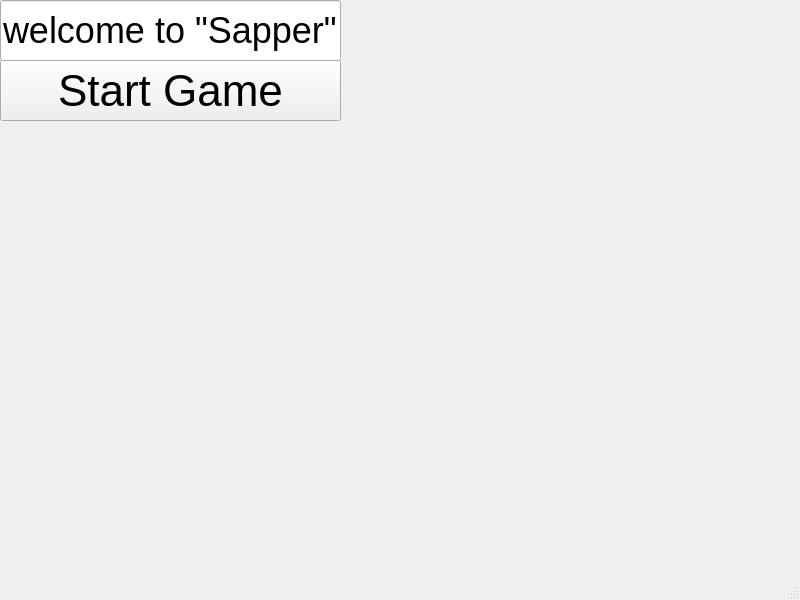
Qt form HubMenu/FrontEnd/MainWindow.ui (FrogCpp/SaperYandex) before a commit.
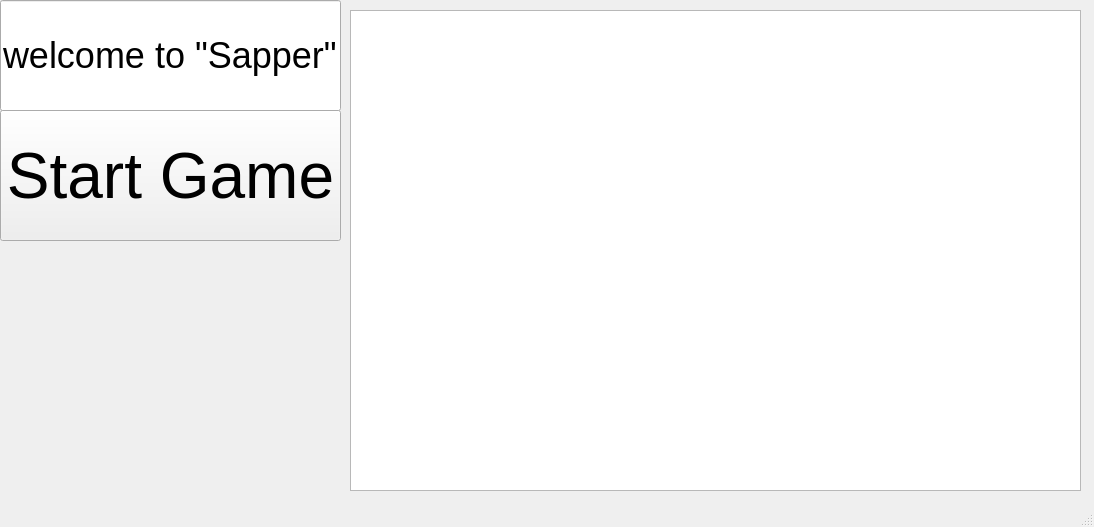
The same form after that commit.

The edit to the form file:
```diff
--- a/HubMenu/FrontEnd/MainWindow.ui
+++ b/HubMenu/FrontEnd/MainWindow.ui
@@ -6,8 +6,8 @@
    <rect>
     <x>0</x>
     <y>0</y>
-    <width>800</width>
-    <height>600</height>
+    <width>1094</width>
+    <height>527</height>
    </rect>
   </property>
   <property name="windowTitle">
@@ -20,7 +20,7 @@
       <x>0</x>
       <y>0</y>
       <width>341</width>
-      <height>61</height>
+      <height>111</height>
      </rect>
     </property>
     <property name="font">
@@ -36,20 +36,30 @@
     <property name="geometry">
      <rect>
       <x>0</x>
-      <y>60</y>
+      <y>110</y>
       <width>341</width>
-      <height>61</height>
+      <height>131</height>
      </rect>
     </property>
     <property name="font">
      <font>
-      <pointsize>33</pointsize>
+      <pointsize>48</pointsize>
      </font>
     </property>
     <property name="text">
      <string>Start Game</string>
     </property>
    </widget>
+   <widget class="QTableView" name="tableView">
+    <property name="geometry">
+     <rect>
+      <x>350</x>
+      <y>10</y>
+      <width>731</width>
+      <height>481</height>
+     </rect>
+    </property>
+   </widget>
   </widget>
   <widget class="QMenuBar" name="menubar">
    <property name="geometry">
```
Left out of the diff: 2 changed lines with no effect on the pictures.
